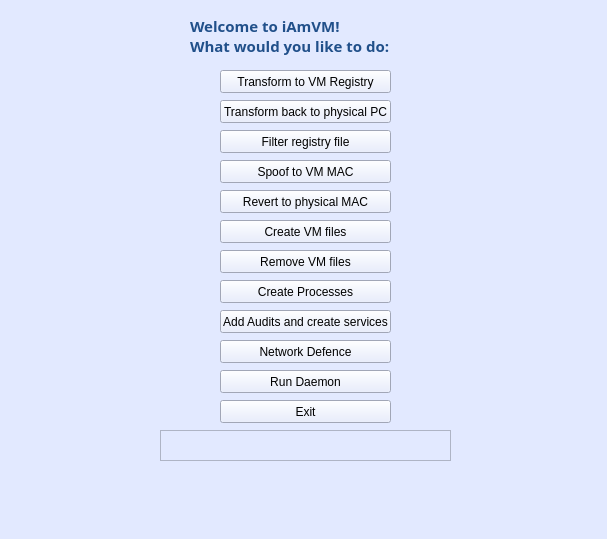
Qt form iAmVM_GUI.ui (GrampusDev/iAmVM) before a commit.
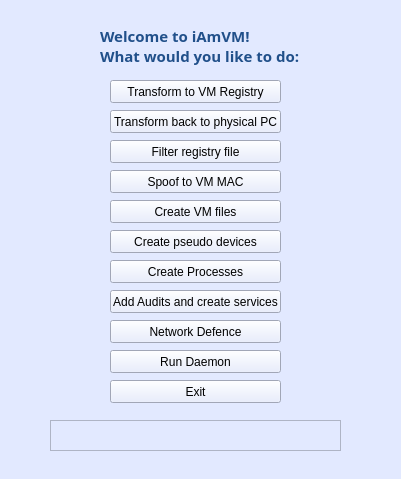
The same form after that commit. Icons and pictures are not drawn.

Commit message: New GUI, pseudo devices, fixed process creation...

The edit to the form file:
```diff
--- a/iAmVM_GUI.ui
+++ b/iAmVM_GUI.ui
@@ -6,8 +6,8 @@
    <rect>
     <x>0</x>
     <y>0</y>
-    <width>607</width>
-    <height>539</height>
+    <width>401</width>
+    <height>479</height>
    </rect>
   </property>
   <property name="windowTitle">
@@ -26,8 +26,8 @@
   <widget class="QLabel" name="label">
    <property name="geometry">
     <rect>
-     <x>190</x>
-     <y>10</y>
+     <x>100</x>
+     <y>20</y>
      <width>201</width>
      <height>51</height>
     </rect>
@@ -51,8 +51,8 @@
   <widget class="QPushButton" name="pushButton">
    <property name="geometry">
     <rect>
-     <x>220</x>
-     <y>70</y>
+     <x>110</x>
+     <y>80</y>
      <width>171</width>
      <height>23</height>
     </rect>
@@ -71,8 +71,8 @@
   <widget class="QPushButton" name="pushButton_2">
    <property name="geometry">
     <rect>
-     <x>220</x>
-     <y>100</y>
+     <x>110</x>
+     <y>110</y>
      <width>171</width>
      <height>23</height>
     </rect>
@@ -88,8 +88,8 @@
   <widget class="QPushButton" name="pushButton_3">
    <property name="geometry">
     <rect>
-     <x>220</x>
-     <y>130</y>
+     <x>110</x>
+     <y>140</y>
      <width>171</width>
      <height>23</height>
     </rect>
@@ -105,8 +105,8 @@
   <widget class="QPushButton" name="pushButton_4">
    <property name="geometry">
     <rect>
-     <x>220</x>
-     <y>160</y>
+     <x>110</x>
+     <y>170</y>
      <width>171</width>
      <height>23</height>
     </rect>
@@ -119,28 +119,11 @@
      <normaloff>icons/hardware.png</normaloff>icons/hardware.png</iconset>
    </property>
   </widget>
-  <widget class="QPushButton" name="pushButton_5">
-   <property name="geometry">
-    <rect>
-     <x>220</x>
-     <y>190</y>
-     <width>171</width>
-     <height>23</height>
-    </rect>
-   </property>
-   <property name="text">
-    <string>Revert to physical MAC</string>
-   </property>
-   <property name="icon">
-    <iconset>
-     <normaloff>icons/hardware.png</normaloff>icons/hardware.png</iconset>
-   </property>
-  </widget>
   <widget class="QPushButton" name="pushButton_6">
    <property name="geometry">
     <rect>
-     <x>220</x>
-     <y>220</y>
+     <x>110</x>
+     <y>200</y>
      <width>171</width>
      <height>23</height>
     </rect>
@@ -153,28 +136,11 @@
      <normaloff>icons/download.jpg</normaloff>icons/download.jpg</iconset>
    </property>
   </widget>
-  <widget class="QPushButton" name="pushButton_7">
-   <property name="geometry">
-    <rect>
-     <x>220</x>
-     <y>250</y>
-     <width>171</width>
-     <height>23</height>
-    </rect>
-   </property>
-   <property name="text">
-    <string>Remove VM files</string>
-   </property>
-   <property name="icon">
-    <iconset>
-     <normaloff>icons/delete_files.jpg</normaloff>icons/delete_files.jpg</iconset>
-   </property>
-  </widget>
   <widget class="QPushButton" name="pushButton_8">
    <property name="geometry">
     <rect>
-     <x>220</x>
-     <y>280</y>
+     <x>110</x>
+     <y>260</y>
      <width>171</width>
      <height>23</height>
     </rect>
@@ -190,8 +156,8 @@
   <widget class="QPushButton" name="pushButton_9">
    <property name="geometry">
     <rect>
-     <x>220</x>
-     <y>310</y>
+     <x>110</x>
+     <y>290</y>
      <width>171</width>
      <height>23</height>
     </rect>
@@ -207,8 +173,8 @@
   <widget class="QPushButton" name="pushButton_10">
    <property name="geometry">
     <rect>
-     <x>220</x>
-     <y>400</y>
+     <x>110</x>
+     <y>380</y>
      <width>171</width>
      <height>23</height>
     </rect>
@@ -224,8 +190,8 @@
   <widget class="QTextEdit" name="textEdit">
    <property name="geometry">
     <rect>
-     <x>160</x>
-     <y>430</y>
+     <x>50</x>
+     <y>420</y>
      <width>291</width>
      <height>31</height>
     </rect>
@@ -234,8 +200,8 @@
   <widget class="QPushButton" name="pushButton_11">
    <property name="geometry">
     <rect>
-     <x>220</x>
-     <y>340</y>
+     <x>110</x>
+     <y>320</y>
      <width>171</width>
      <height>23</height>
     </rect>
@@ -251,8 +217,8 @@
   <widget class="QPushButton" name="pushButton_12">
    <property name="geometry">
     <rect>
-     <x>220</x>
-     <y>370</y>
+     <x>110</x>
+     <y>350</y>
      <width>171</width>
      <height>23</height>
     </rect>
@@ -265,6 +231,23 @@
      <normaloff>icons/Network.ico</normaloff>icons/Network.ico</iconset>
    </property>
   </widget>
+  <widget class="QPushButton" name="pushButton_7">
+   <property name="geometry">
+    <rect>
+     <x>110</x>
+     <y>230</y>
+     <width>171</width>
+     <height>23</height>
+    </rect>
+   </property>
+   <property name="text">
+    <string>Create pseudo devices</string>
+   </property>
+   <property name="icon">
+    <iconset>
+     <normaloff>icons/pipe2.png</normaloff>icons/pipe2.png</iconset>
+   </property>
+  </widget>
  </widget>
  <resources/>
  <connections/>
```
The commit also changes 2 other files.
